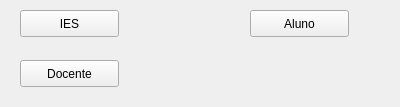
ericbg27/BD2017-2, file GUI/mainwindow.ui: the form before one commit.
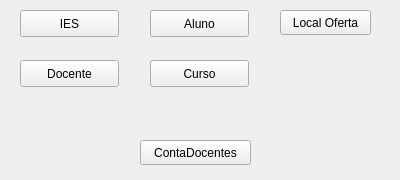
The form after the commit.

```diff
--- a/GUI/mainwindow.ui
+++ b/GUI/mainwindow.ui
@@ -7,7 +7,7 @@
     <x>0</x>
     <y>0</y>
     <width>400</width>
-    <height>107</height>
+    <height>180</height>
    </rect>
   </property>
   <property name="windowTitle">
@@ -30,7 +30,7 @@
    <widget class="QPushButton" name="ALUButton">
     <property name="geometry">
      <rect>
-      <x>250</x>
+      <x>150</x>
       <y>10</y>
       <width>99</width>
       <height>27</height>
@@ -53,6 +53,45 @@
      <string>Docente</string>
     </property>
    </widget>
+   <widget class="QPushButton" name="CURButton">
+    <property name="geometry">
+     <rect>
+      <x>150</x>
+      <y>60</y>
+      <width>99</width>
+      <height>27</height>
+     </rect>
+    </property>
+    <property name="text">
+     <string>Curso</string>
+    </property>
+   </widget>
+   <widget class="QPushButton" name="ContaDocentes">
+    <property name="geometry">
+     <rect>
+      <x>140</x>
+      <y>140</y>
+      <width>111</width>
+      <height>25</height>
+     </rect>
+    </property>
+    <property name="text">
+     <string>ContaDocentes</string>
+    </property>
+   </widget>
+   <widget class="QPushButton" name="LOCButton">
+    <property name="geometry">
+     <rect>
+      <x>280</x>
+      <y>10</y>
+      <width>91</width>
+      <height>25</height>
+     </rect>
+    </property>
+    <property name="text">
+     <string>Local Oferta</string>
+    </property>
+   </widget>
   </widget>
  </widget>
  <layoutdefault spacing="6" margin="11"/>
```
